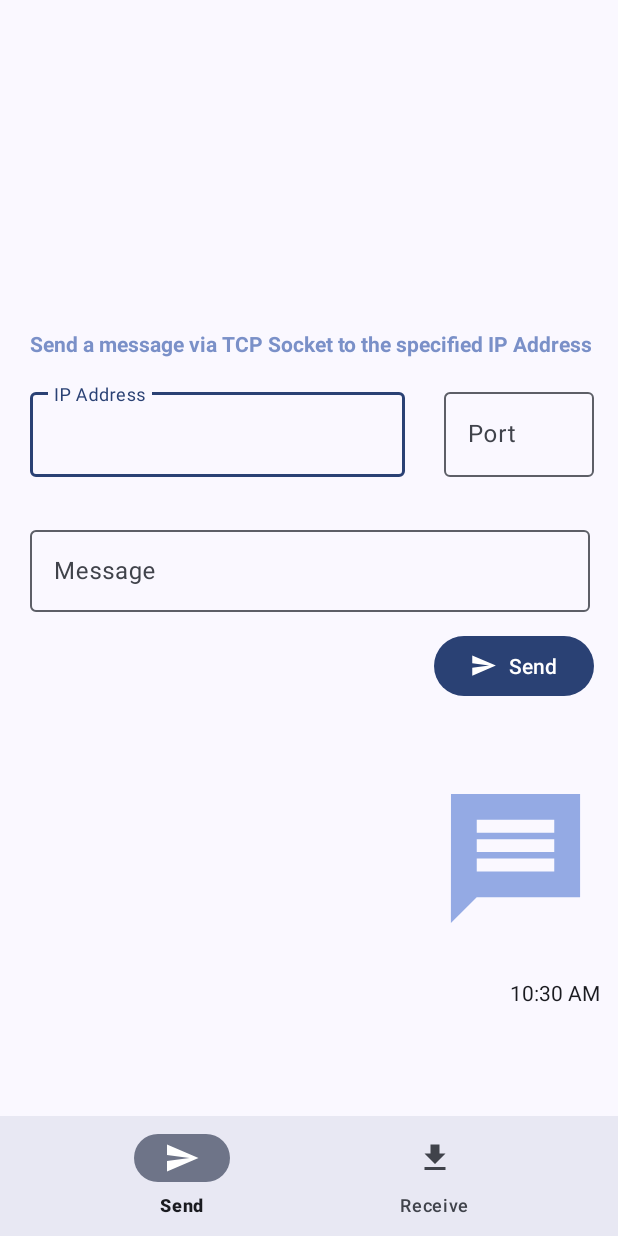
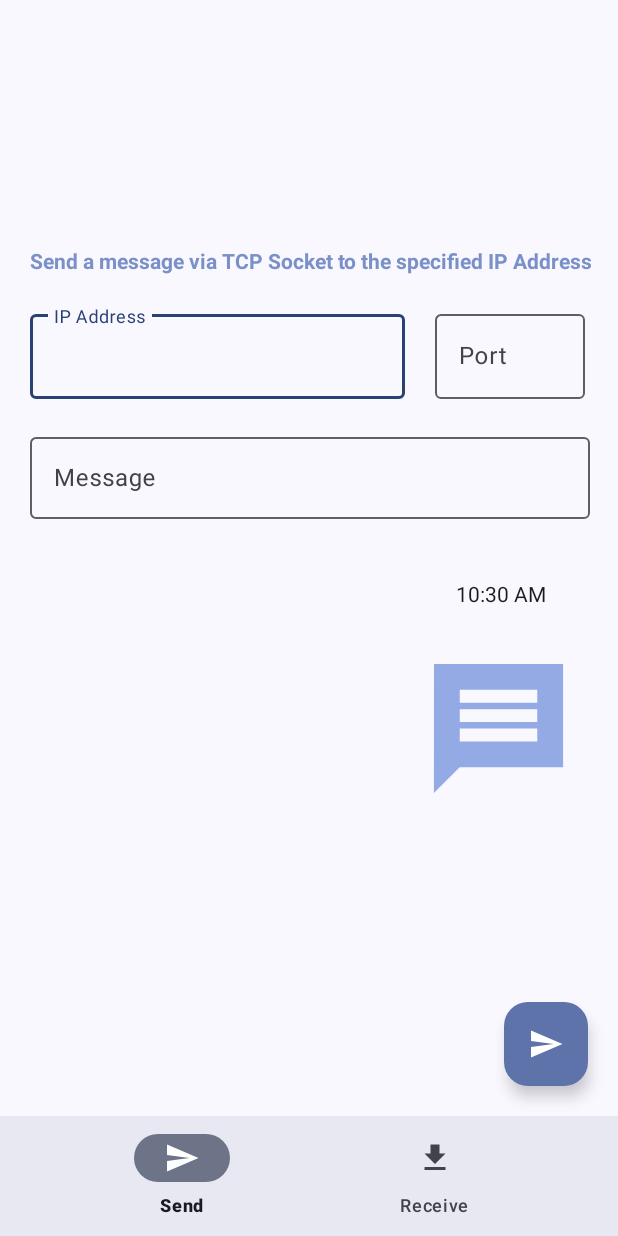
Before and after one commit to flamboyantpenguin/socketexperiment0, an Android app: the screen it shows after launch (MainActivity), on a phone screen of 412 x 824 dp. Run offline under Robolectric (Android 15) with nearby library versions, the phone set to English and light mode, and no system bars; our stand-ins replace navigation-ui.

Commit message:
UI Improvements. Fixed Fragment Implementation.

```diff
--- a/app/src/main/java/com/example/socketexperiment0/MainActivity.kt
+++ b/app/src/main/java/com/example/socketexperiment0/MainActivity.kt
@@ -1,14 +1,17 @@
 package com.example.socketexperiment0
 
 import android.os.Bundle
+import android.view.WindowManager
 import androidx.appcompat.app.AppCompatActivity
-import androidx.navigation.findNavController
+import androidx.navigation.fragment.NavHostFragment
 import androidx.navigation.ui.AppBarConfiguration
 import androidx.navigation.ui.setupActionBarWithNavController
 import androidx.navigation.ui.setupWithNavController
 import com.example.socketexperiment0.databinding.ActivityMainBinding
+import com.example.socketexperiment0.ui.send.SendFragment
 import com.google.android.material.bottomnavigation.BottomNavigationView
 import com.google.android.material.color.DynamicColors
+import com.google.android.material.floatingactionbutton.FloatingActionButton
 
 
 class MainActivity : AppCompatActivity() {
@@ -21,6 +24,11 @@ class MainActivity : AppCompatActivity() {
 
         binding = ActivityMainBinding.inflate(layoutInflater)
         setContentView(binding.root)
+
+        /*
+        //val navHostFragment = supportFragmentManager.findFragmentById(R.id.nav_host_fragment_activity_main)
+        //val navHostFragment = binding.navHostFragmentActivityMain
+        //val navController = navHostFragment.navController
 
         val navView: BottomNavigationView = binding.navView
 
@@ -35,6 +43,39 @@ class MainActivity : AppCompatActivity() {
         setupActionBarWithNavController(navController, appBarConfiguration)
         navView.setupWithNavController(navController)
 
+         */
+
+
+        val navHostFragment =
+            supportFragmentManager.findFragmentById(R.id.nav_host_fragment_activity_main) as NavHostFragment
+        val navController = navHostFragment.navController
+        findViewById<BottomNavigationView>(R.id.nav_view).setupWithNavController(navController)
+        val appBarConfiguration = AppBarConfiguration(
+            setOf(
+                R.id.navigation_send, R.id.navigation_receive
+            )
+        )
+        setupActionBarWithNavController(navController, appBarConfiguration)
+
+        val activeFrg = navHostFragment.childFragmentManager.fragments[0] as SendFragment
+        val mButton: FloatingActionButton = findViewById(R.id.mainButton)
+
+        mButton.setOnClickListener() {
+            if (activeFrg.isVisible and activeFrg.isAdded) {
+                if (activeFrg.isVisible) {
+                    activeFrg.startMeow()
+                }
+            }
+
+
+        }
+
         supportActionBar?.hide()
     }
+
+    override fun onResume() {
+        super.onResume()
+        window.setSoftInputMode(WindowManager.LayoutParams.SOFT_INPUT_ADJUST_NOTHING);
+    }
+
 }
--- a/app/src/main/java/com/example/socketexperiment0/ui/receive/ReceiveFragment.kt
+++ b/app/src/main/java/com/example/socketexperiment0/ui/receive/ReceiveFragment.kt
@@ -32,6 +32,10 @@ class ReceiveFragment : Fragment() {
         return binding.root
     }
 
+    public fun startMeow() {
+
+    }
+
     /*
     private fun receiveData() {
         val url = "https://chinmayavidyalaya.zohodesk.in/portal"
--- a/app/src/main/java/com/example/socketexperiment0/ui/send/SendFragment.kt
+++ b/app/src/main/java/com/example/socketexperiment0/ui/send/SendFragment.kt
@@ -6,11 +6,9 @@ import android.util.Log
 import android.view.LayoutInflater
 import android.view.View
 import android.view.ViewGroup
-import android.widget.Button
 import android.widget.ImageView
 import android.widget.Toast
 import androidx.fragment.app.Fragment
-import androidx.lifecycle.ViewModelProvider
 import com.example.socketexperiment0.About
 import com.example.socketexperiment0.databinding.FragmentSendBinding
 import com.google.android.material.textfield.TextInputLayout
@@ -33,32 +31,29 @@ class SendFragment : Fragment() {
     ): View {
         //val sendViewModel = ViewModelProvider(this)[SendViewModel::class.java]
 
-
         _binding = FragmentSendBinding.inflate(inflater, container, false)
 
-        val editHostTextView : TextInputLayout = binding.editSendHost
-        val editPortTextView : TextInputLayout = binding.editSendPort
-        val editMessageTextView : TextInputLayout = binding.editMessage
-        val sendDataButton : Button = binding.sendButton
         val logo : ImageView = binding.sendLogo
-        sendDataButton.setOnClickListener{
-            //val text: String = textInputLayout.getEditText().getText()
-            val returnValue = sendData(editHostTextView.editText?.text.toString(), editPortTextView.editText?.text.toString(), editMessageTextView.editText?.text.toString())
-            if (returnValue == 0) {
-                Toast.makeText(binding.root.context, "Data Sent", Toast.LENGTH_SHORT).show()
-            }
-            else {
-                Toast.makeText(binding.root.context, "Error in Sending Data", Toast.LENGTH_SHORT).show()
-            }
-        }
-
         logo.setOnClickListener {
             val i = Intent(binding.root.context, About::class.java)
             startActivity(i)
         }
 
+        return binding.root
+    }
 
-        return binding.root
+    fun startMeow() {
+
+        val editHostTextView : TextInputLayout = binding.editSendHost
+        val editPortTextView : TextInputLayout = binding.editSendPort
+        val editMessageTextView : TextInputLayout = binding.editMessage
+        val returnValue = sendData(editHostTextView.editText?.text.toString(), editPortTextView.editText?.text.toString(), editMessageTextView.editText?.text.toString())
+        if (returnValue == 0) {
+            Toast.makeText(binding.root.context, "Data Sent", Toast.LENGTH_SHORT).show()
+        }
+        else {
+            Toast.makeText(binding.root.context, "Error in Sending Data", Toast.LENGTH_SHORT).show()
+        }
     }
 
     private fun sendData(host : String, port: String, message :String) : Int {
@@ -97,9 +92,4 @@ class SendFragment : Fragment() {
         Toast.makeText(binding.root.context, receivedData, Toast.LENGTH_SHORT).show()
         return 0
     }
-
-    override fun onDestroyView() {
-        super.onDestroyView()
-        _binding = null
-    }
 }
--- a/app/src/main/java/com/example/socketexperiment0/ui/send/SendViewModel.kt
+++ b/app/src/main/java/com/example/socketexperiment0/ui/send/SendViewModel.kt
@@ -1,5 +1,6 @@
 package com.example.socketexperiment0.ui.send
 
+import android.widget.Button
 import androidx.lifecycle.MutableLiveData
 import androidx.lifecycle.ViewModel
 import com.example.socketexperiment0.R
--- a/app/src/main/res/layout/activity_main.xml
+++ b/app/src/main/res/layout/activity_main.xml
@@ -9,30 +9,50 @@
 
     <com.google.android.material.bottomnavigation.BottomNavigationView
         android:id="@+id/nav_view"
+        app:layout_behavior="@string/hide_bottom_view_on_scroll_behavior"
         android:layout_width="0dp"
         android:layout_height="wrap_content"
         android:layout_marginStart="0dp"
         android:layout_marginEnd="0dp"
+        android:layout_marginBottom="0dp"
         android:background="?android:attr/windowBackground"
         app:layout_constraintBottom_toBottomOf="parent"
         app:layout_constraintLeft_toLeftOf="parent"
         app:layout_constraintRight_toRightOf="parent"
         app:menu="@menu/bottom_nav_menu" />
 
-    <fragment
+    <androidx.fragment.app.FragmentContainerView
         android:id="@+id/nav_host_fragment_activity_main"
         android:name="androidx.navigation.fragment.NavHostFragment"
         android:layout_width="match_parent"
         android:layout_height="match_parent"
+        android:scrollbars="vertical"
         app:defaultNavHost="true"
+        app:layout_constraintEnd_toEndOf="parent"
+        app:layout_constraintHorizontal_bias="1.0"
+        app:layout_constraintLeft_toLeftOf="parent"
+        app:layout_constraintRight_toRightOf="parent"
+        app:layout_constraintBottom_toTopOf="@id/nav_view"
+        app:layout_constraintStart_toStartOf="parent"
+        app:layout_constraintTop_toTopOf="parent"
+        app:layout_constraintVertical_bias="1.0"
+        app:layout_wrapBehaviorInParent="vertical_only"
+        app:navGraph="@navigation/mobile_navigation" />
+
+
+    <com.google.android.material.floatingactionbutton.FloatingActionButton
+        android:id="@+id/mainButton"
+        android:layout_width="wrap_content"
+        android:layout_height="wrap_content"
+        android:layout_marginEnd="20dp"
+        android:layout_marginBottom="20dp"
+        android:clickable="true"
+        android:tooltipText="@string/mainButtonDescription"
+        android:layout_gravity="bottom|end"
+        android:contentDescription="@string/mainButtonDescription"
         app:layout_constraintBottom_toTopOf="@id/nav_view"
         app:layout_constraintEnd_toEndOf="parent"
-        app:layout_constraintHorizontal_bias="0.0"
-        app:layout_constraintLeft_toLeftOf="parent"
-        app:layout_constraintRight_toRightOf="parent"
-        app:layout_constraintStart_toStartOf="parent"
-        app:layout_constraintTop_toTopOf="parent"
-        app:layout_constraintVertical_bias="0.714"
-        app:navGraph="@navigation/mobile_navigation" />
+        app:srcCompat="@drawable/baseline_send_24" />
+
 
 </androidx.constraintlayout.widget.ConstraintLayout>
--- a/app/src/main/res/layout/fragment_send.xml
+++ b/app/src/main/res/layout/fragment_send.xml
@@ -4,27 +4,16 @@
     xmlns:tools="http://schemas.android.com/tools"
     android:layout_width="match_parent"
     android:layout_height="match_parent"
+    android:scrollbars="vertical"
     tools:context=".ui.send.SendFragment">
 
-    <com.google.android.material.button.MaterialButton
-        android:id="@+id/sendButton"
-        android:layout_width="wrap_content"
-        android:layout_height="wrap_content"
-        android:layout_marginTop="356dp"
-        android:text="@string/send_button_text"
-        app:icon="@drawable/baseline_send_24"
-        app:iconPadding="8dp"
-        app:layout_constraintEnd_toEndOf="parent"
-        app:layout_constraintHorizontal_bias="0.947"
-        app:layout_constraintStart_toStartOf="parent"
-        app:layout_constraintTop_toTopOf="parent" />
 
     <com.google.android.material.textview.MaterialTextView
         android:id="@+id/description"
         android:layout_width="wrap_content"
         android:layout_height="wrap_content"
         android:layout_marginStart="20dp"
-        android:layout_marginTop="155dp"
+        android:layout_marginTop="100dp"
         android:text="@string/send_description"
         android:textAlignment="viewStart"
         android:textColor="@color/material_dynamic_primary60"
@@ -40,15 +29,15 @@
         android:layout_width="250dp"
         android:layout_height="wrap_content"
         android:layout_marginStart="20dp"
-        android:layout_marginTop="192dp"
+        android:layout_marginTop="40dp"
+        android:hint="@string/editSendHost_placeholder"
         app:boxBackgroundMode="outline"
         app:layout_constraintStart_toStartOf="parent"
-        app:layout_constraintTop_toTopOf="parent"
-        android:hint="@string/editSendHost_placeholder">
+        app:layout_constraintTop_toTopOf="@id/description">
 
-    <com.google.android.material.textfield.TextInputEditText
-        android:layout_width="match_parent"
-        android:layout_height="wrap_content" />
+        <com.google.android.material.textfield.TextInputEditText
+            android:layout_width="match_parent"
+            android:layout_height="wrap_content" />
 
     </com.google.android.material.textfield.TextInputLayout>
 
@@ -57,16 +46,16 @@
         android:id="@+id/editSendPort"
         android:layout_width="100dp"
         android:layout_height="wrap_content"
-        android:layout_marginTop="192dp"
-        android:layout_marginEnd="16dp"
+        android:layout_marginStart="20dp"
+        android:layout_marginTop="40dp"
         android:hint="@string/editSendPort_placeholder"
-        app:layout_constraintEnd_toEndOf="parent"
-        app:layout_constraintTop_toTopOf="parent">
+        app:layout_constraintStart_toEndOf="@id/editSendHost"
+        app:layout_constraintTop_toTopOf="@id/description">
 
         <com.google.android.material.textfield.TextInputEditText
             android:layout_width="match_parent"
-            android:inputType="number"
-            android:layout_height="wrap_content" />
+            android:layout_height="wrap_content"
+            android:inputType="number" />
 
     </com.google.android.material.textfield.TextInputLayout>
 
@@ -76,13 +65,12 @@
         android:layout_width="373dp"
         android:layout_height="60dp"
         android:layout_marginStart="20dp"
-        android:layout_marginTop="284dp"
+        android:layout_marginTop="20dp"
         android:hint="@string/editMessage_placeholder"
         app:boxBackgroundMode="outline"
-        app:layout_constraintEnd_toEndOf="parent"
         app:layout_constraintHorizontal_bias="0.0"
         app:layout_constraintStart_toStartOf="parent"
-        app:layout_constraintTop_toTopOf="parent">
+        app:layout_constraintTop_toBottomOf="@id/editSendHost">
 
         <com.google.android.material.textfield.TextInputEditText
             android:layout_width="match_parent"
@@ -94,24 +82,22 @@
         android:id="@+id/textClock"
         android:layout_width="116dp"
         android:layout_height="28dp"
-        android:layout_marginStart="284dp"
-        android:layout_marginBottom="144dp"
-        android:textAlignment="viewEnd"
-        app:layout_constraintBottom_toBottomOf="parent"
-        app:layout_constraintStart_toStartOf="parent" />
+        android:layout_marginEnd="20dp"
+        android:layout_marginTop="40dp"
+        android:textAlignment="center"
+        app:layout_constraintTop_toBottomOf="@id/editMessage"
+        app:layout_constraintEnd_toEndOf="parent" />
 
     <com.google.android.material.imageview.ShapeableImageView
         android:id="@+id/send_logo"
         android:layout_width="119dp"
         android:layout_height="103dp"
-        android:layout_marginStart="284dp"
-        android:layout_marginTop="24dp"
+        android:layout_marginEnd="20dp"
+        android:layout_marginTop="20dp"
         android:src="@drawable/app_logo_green"
-        app:layout_constraintBottom_toTopOf="@+id/textClock"
-        app:layout_constraintStart_toStartOf="parent"
-        app:layout_constraintTop_toBottomOf="@+id/sendButton"
+        app:layout_constraintTop_toBottomOf="@id/textClock"
+        app:layout_constraintEnd_toEndOf="parent"
         app:tint="@color/material_dynamic_primary70" />
 
 
-
 </androidx.constraintlayout.widget.ConstraintLayout>
--- a/app/src/main/res/navigation/mobile_navigation.xml
+++ b/app/src/main/res/navigation/mobile_navigation.xml
@@ -7,12 +7,14 @@
 
     <fragment
         android:id="@+id/navigation_send"
+        android:tag="temp1"
         android:name="com.example.socketexperiment0.ui.send.SendFragment"
         android:label="@string/title_send"
         tools:layout="@layout/fragment_send" />
 
     <fragment
         android:id="@+id/navigation_receive"
+        android:tag="temp2"
         android:name="com.example.socketexperiment0.ui.receive.ReceiveFragment"
         android:label="@string/title_receive"
         tools:layout="@layout/fragment_receive" />
--- a/app/src/main/res/values/strings.xml
+++ b/app/src/main/res/values/strings.xml
@@ -18,4 +18,5 @@
     <string name="dawnLogoDescription">
         DAWN Studios Logo
     </string>
+    <string name="mainButtonDescription">Send/Receive</string>
 </resources>
```
